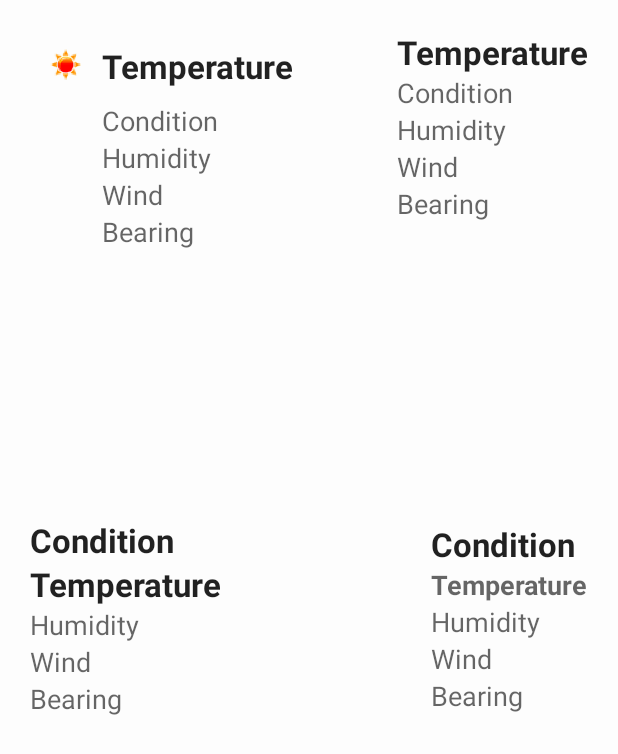
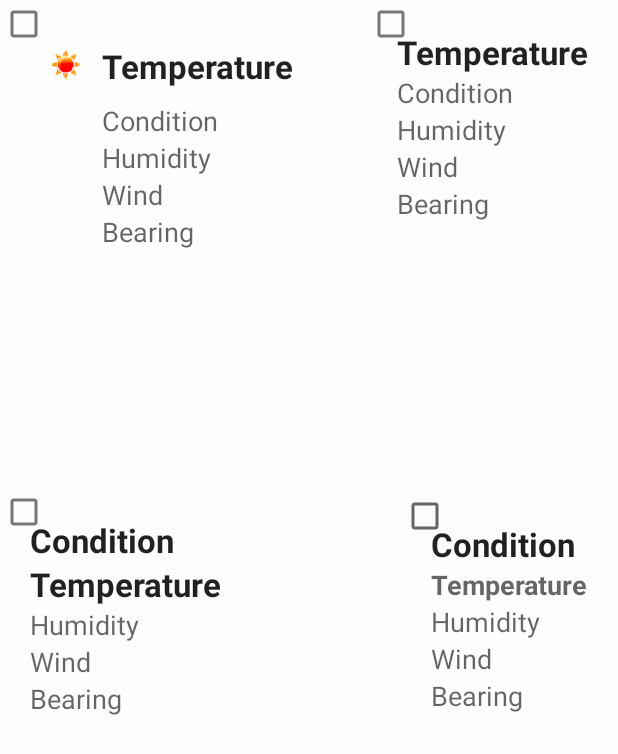
Before and after one commit to robelli4711/PhotoBuddy11122015, an Android app: the layout fragment_weather_layout_chooser.xml on its own in the app's theme, with its tools: preview values and no code run, on a phone screen of 412 x 824 dp. Shown: the top 754 px of the screen. Run offline under Robolectric (Android 15) with nearby library versions, the phone set to English and light mode, and no system bars.

Commit message:
WeatherChooser
Define Layouts and Arrange

```diff
--- a/app/src/main/res/layout/fragment_weather_layout_chooser.xml
+++ b/app/src/main/res/layout/fragment_weather_layout_chooser.xml
@@ -7,17 +7,51 @@
 
     <!-- TODO: Update blank fragment layout -->
 
+    <RelativeLayout
+        android:layout_width="wrap_content"
+        android:layout_height="wrap_content">
+
+        <CheckBox
+            android:layout_width="wrap_content"
+            android:layout_height="wrap_content"
+            android:id="@+id/checkBox1" />
+
         <include
             android:layout_width="wrap_content"
             android:layout_height="wrap_content"
-        layout="@layout/temperature_output_1"
+            layout="@layout/temperature_output_1" />
+    </RelativeLayout>
+
+    <RelativeLayout
+        android:layout_width="wrap_content"
+        android:layout_height="wrap_content"
+        android:layout_gravity="right|top">
+
+        <CheckBox
+            android:layout_width="wrap_content"
+            android:layout_height="wrap_content"
+            android:id="@+id/checkBox2"
             android:layout_gravity="left|top" />
 
         <include
             android:layout_width="wrap_content"
             android:layout_height="wrap_content"
             layout="@layout/temperature_output_2"
-        android:layout_gravity="right|top" />
+            android:layout_gravity="right|top"
+            android:layout_alignParentEnd="false" />
+
+    </RelativeLayout>
+
+    <RelativeLayout
+        android:layout_width="wrap_content"
+        android:layout_height="wrap_content"
+        android:layout_gravity="center_vertical|left">
+
+        <CheckBox
+            android:layout_width="wrap_content"
+            android:layout_height="wrap_content"
+            android:id="@+id/checkBox3"
+            android:layout_gravity="left|center_vertical" />
 
         <include
             android:layout_width="wrap_content"
@@ -25,9 +59,23 @@
             layout="@layout/temperature_output_3"
             android:layout_gravity="left|center_vertical" />
 
+    </RelativeLayout>
+
+    <RelativeLayout
+        android:layout_width="wrap_content"
+        android:layout_height="wrap_content"
+        android:layout_gravity="center_vertical|right">
+
         <include
             android:layout_width="wrap_content"
             android:layout_height="wrap_content"
             layout="@layout/temperature_output_4"
             android:layout_gravity="right|center_vertical" />
+
+        <CheckBox
+            android:layout_width="wrap_content"
+            android:layout_height="wrap_content"
+            android:id="@+id/checkBox4" />
+    </RelativeLayout>
+
 </FrameLayout>
```
Lines whose indentation alone changed are shown as unchanged.
